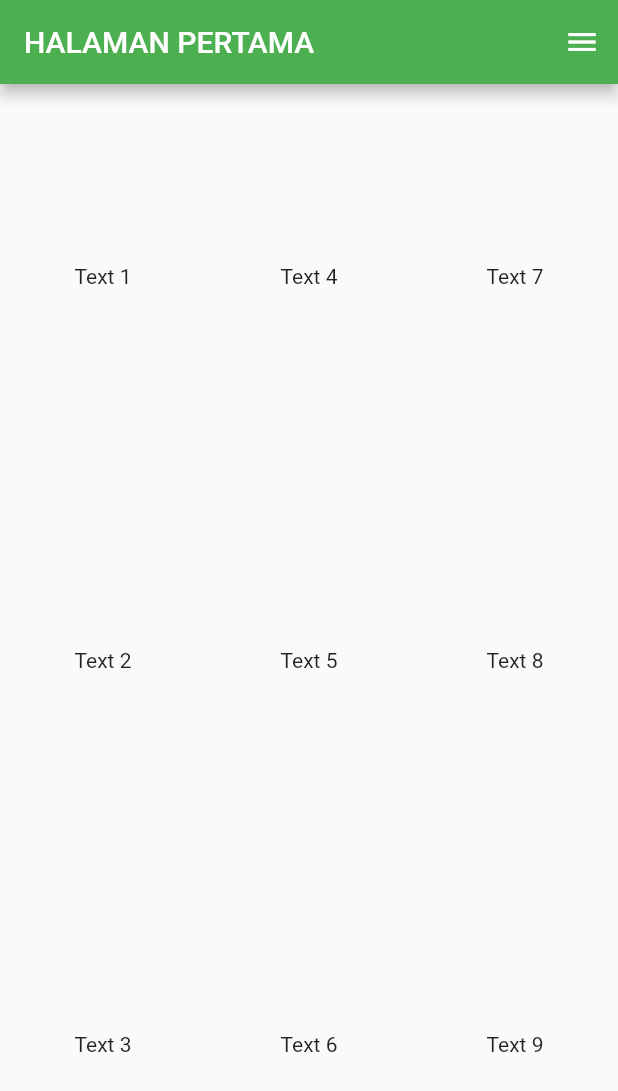
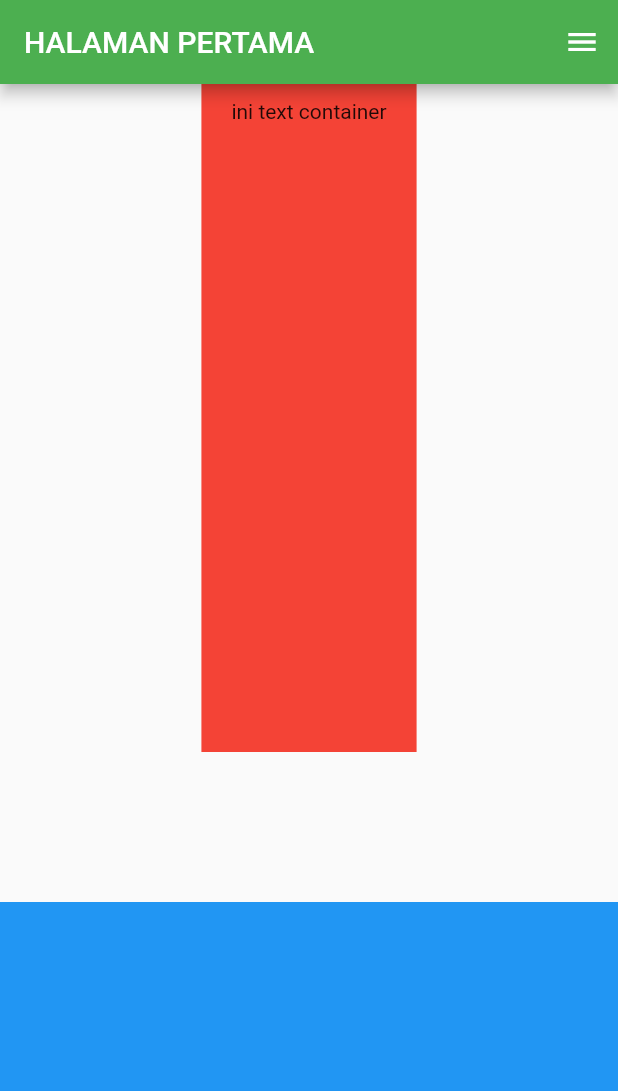
Before and after one commit to aldooo05/belajar_flutter, a Flutter app: the screen it shows after launch, on a phone screen of 412 x 824 dp. Shown: the top 1091 px of the screen. Run offline on Flutter 3.47's test engine with Material 2 defaults, Android fonts, the phone set to English and light mode, and no system bars.

Commit message:
Pertemuan 2
belajar height
belajar branch

```diff
--- a/lib/main.dart
+++ b/lib/main.dart
@@ -56,25 +56,23 @@ class _MyHomePageState extends State<MyHomePage> {
         actions: [IconButton(onPressed: () {}, icon: Icon(Icons.menu))],
       ),
       body: Center(
-            child: Row(
-          mainAxisAlignment: MainAxisAlignment.spaceAround,
+          child: Column(
         children: [
-            Column(mainAxisAlignment: MainAxisAlignment.spaceAround, children: [
-              Text("Text 1"),
-              Text("Text 2"),
-              Text("Text 3"),
-            ]),
-            Column(mainAxisAlignment: MainAxisAlignment.spaceAround, children: [
-              Text("Text 4"),
-              Text("Text 5"),
-              Text("Text 6"),
-            ]),
-            Column(mainAxisAlignment: MainAxisAlignment.spaceAround, children: [
-              Text("Text 7"),
-              Text("Text 8"),
-              Text("Text 9"),
-            ]),
+          Expanded(
+            flex: 2,
+            child: Container(
+              padding:
+                  const EdgeInsets.symmetric(vertical: 10.0, horizontal: 20.0),
+              child: Text("ini text container"),
+              color: Colors.red,
+            ),
+          ),
+          SizedBox(
+            height: 100.0,
+          ),
+          Expanded(child: Container(color: Colors.blue))
         ],
-        )));
+      )),
+    );
   }
 }
```
Lines whose indentation alone changed are shown as unchanged.
